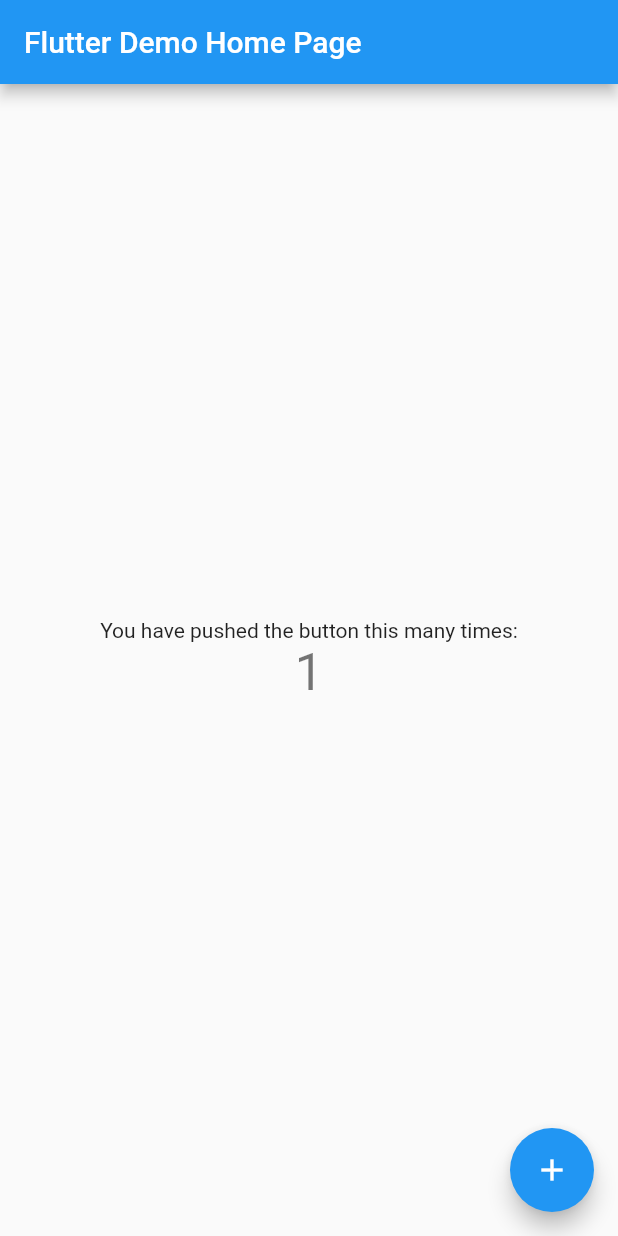
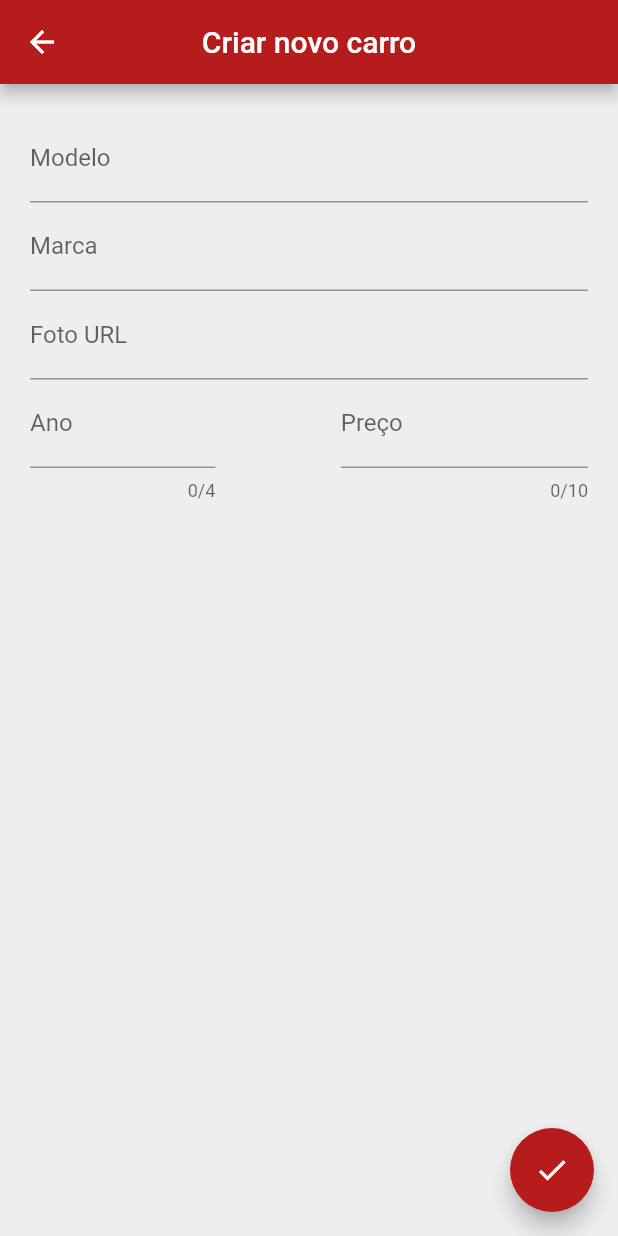
Before and after one commit to kiszewski/car_api_challenge, a Flutter app: the screen it shows after launch, after a tap on the "add" icon, on a phone screen of 412 x 824 dp. Run offline on Flutter 3.47's test engine with Material 2 defaults, Android fonts, the phone set to English and light mode, and no system bars; our stand-ins replace dio, flutter_mobx, mobx, sqflite; accounts and stored records are empty; generated files the repository leaves out were written again; network calls fail.

Commit message:
project done

```diff
--- /dev/null
+++ b/lib/app/app_widget.dart
@@ -0,0 +1,44 @@
+import 'package:car_api_challenge/app/pages/car_create/car_create_page.dart';
+import 'package:car_api_challenge/app/repositories/local_repository.dart';
+import 'package:dio/dio.dart';
+import 'package:flutter/material.dart';
+import 'package:provider/provider.dart';
+import 'package:sqflite/sqflite.dart';
+
+import 'pages/car_list/car_list_page.dart';
+import 'repositories/external_repository.dart';
+import 'shared/car_list_controller.dart';
+
+class MyApp extends StatelessWidget {
+  final Database db;
+
+  const MyApp({Key key, this.db}) : super(key: key);
+
+  @override
+  Widget build(BuildContext context) {
+    return MultiProvider(
+      providers: [
+        Provider<LocalRepository>(create: (context) => LocalRepository(db)),
+        Provider<ExternalRepository>(
+            create: (context) => ExternalRepository(Dio())),
+        Provider<CarListController>(
+          create: (context) => CarListController(
+            Provider.of<ExternalRepository>(context, listen: false),
+            Provider.of<LocalRepository>(context, listen: false),
+          ),
+        ),
+      ],
+      child: MaterialApp(
+        theme: ThemeData(
+            primaryColor: Colors.red[900], accentColor: Colors.grey[900]),
+        debugShowCheckedModeBanner: false,
+        initialRoute: '/',
+        routes: {
+          '/': (context) => CarListPage(),
+          '/create': (context) => CarCreatePage(),
+          '/edit': (context) => CarCreatePage(),
+        },
+      ),
+    );
+  }
+}
--- /dev/null
+++ b/lib/app/models/car_model.dart
@@ -0,0 +1,37 @@
+class CarModel {
+  String model;
+  String brand;
+  int year;
+  int price;
+  String photo;
+
+  CarModel({this.model, this.brand, this.year, this.price, this.photo});
+
+  CarModel.fromJson(Map<String, dynamic> json) {
+    model = json['model'];
+    brand = json['brand'];
+    year = json['year'];
+    price = json['price'];
+    photo = json['photo'];
+  }
+
+  Map<String, dynamic> toJson() {
+    final Map<String, dynamic> data = new Map<String, dynamic>();
+    data['model'] = this.model;
+    data['brand'] = this.brand;
+    data['year'] = this.year;
+    data['price'] = this.price;
+    data['photo'] = this.photo;
+    return data;
+  }
+
+  CarModel copy() {
+    return new CarModel(
+      model: this.model,
+      brand: this.brand,
+      year: this.year,
+      price: this.price,
+      photo: this.photo,
+    );
+  }
+}
--- /dev/null
+++ b/lib/app/pages/car_create/car_create_controller.dart
@@ -0,0 +1,82 @@
+import 'package:car_api_challenge/app/models/car_model.dart';
+import 'package:car_api_challenge/app/shared/car_list_controller.dart';
+import 'package:mobx/mobx.dart';
+part 'car_create_controller.g.dart';
+
+class CarCreateController = _CarCreateControllerBase with _$CarCreateController;
+
+abstract class _CarCreateControllerBase with Store {
+  final CarModel car;
+  final CarListController globalCarController;
+
+  _CarCreateControllerBase(
+    this.car,
+    this.globalCarController,
+  ) {
+    setModel(car.model ?? '');
+    setBrand(car.brand ?? '');
+    setPhoto(car.photo ?? '');
+    setPrice(car.price?.toString() ?? '0');
+    setYear(car.year?.toString() ?? '0');
+  }
+
+  @observable
+  String model;
+
+  @observable
+  String brand;
+
+  @observable
+  String photo;
+
+  @observable
+  int year;
+
+  @observable
+  int price;
+
+  @action
+  setModel(String value) {
+    model = value;
+    car.model = value;
+  }
+
+  @action
+  setBrand(String value) {
+    brand = value;
+    car.brand = value;
+  }
+
+  @action
+  setPhoto(String value) {
+    photo = value;
+    car.photo = value;
+  }
+
+  @action
+  setYear(String value) {
+    year = int.parse(value);
+    car.year = int.parse(value);
+  }
+
+  @action
+  setPrice(String value) {
+    price = int.parse(value);
+    car.price = int.parse(value);
+  }
+
+  @action
+  addNewCar() async {
+    await globalCarController.addCar(car);
+    brand = '';
+    model = '';
+    photo = '';
+    year = 0;
+    price = 0;
+  }
+
+  @action
+  editCar() async {
+    await globalCarController.updateCar(car);
+  }
+}
--- /dev/null
+++ b/lib/app/pages/car_create/car_create_page.dart
@@ -0,0 +1,107 @@
+import 'package:car_api_challenge/app/models/car_model.dart';
+import 'package:car_api_challenge/app/pages/car_create/car_create_controller.dart';
+import 'package:car_api_challenge/app/shared/car_list_controller.dart';
+import 'package:flutter/material.dart';
+import 'package:provider/provider.dart';
+
+class CarCreatePage extends StatefulWidget {
+  @override
+  _CarCreatePageState createState() => _CarCreatePageState();
+}
+
+class _CarCreatePageState extends State<CarCreatePage> {
+  @override
+  Widget build(BuildContext context) {
+    CarModel carArgument = CarModel();
+    bool edit = false;
+
+    if (ModalRoute.of(context).settings.arguments != null) {
+      carArgument = ModalRoute.of(context).settings.arguments;
+      edit = true;
+    }
+
+    final CarListController globalCarController =
+        Provider.of<CarListController>(context);
+
+    final controller = CarCreateController(carArgument, globalCarController);
+
+    final _width = MediaQuery.of(context).size.width;
+
+    return Scaffold(
+      backgroundColor: Colors.grey[200],
+      appBar: AppBar(
+        centerTitle: true,
+        title: Text(edit ? 'Editar Carro' : 'Criar novo carro'),
+      ),
+      body: SingleChildScrollView(
+        child: Container(
+          padding: EdgeInsets.all(20),
+          child: Column(
+            children: [
+              edit
+                  ? SizedBox()
+                  : TextField(
+                      controller: edit
+                          ? TextEditingController(text: controller.model)
+                          : null,
+                      onChanged: controller.setModel,
+                      decoration: InputDecoration(labelText: 'Modelo'),
+                    ),
+              TextField(
+                controller:
+                    edit ? TextEditingController(text: controller.brand) : null,
+                onChanged: controller.setBrand,
+                decoration: InputDecoration(labelText: 'Marca'),
+              ),
+              TextField(
+                controller:
+                    edit ? TextEditingController(text: controller.photo) : null,
+                onChanged: controller.setPhoto,
+                decoration: InputDecoration(labelText: 'Foto URL'),
+              ),
+              Row(
+                children: [
+                  Container(
+                    width: _width * .3,
+                    child: TextFormField(
+                      maxLength: 4,
+                      controller: edit
+                          ? TextEditingController(
+                              text: controller.year.toString(),
+                            )
+                          : null,
+                      keyboardType: TextInputType.number,
+                      onChanged: controller.setYear,
+                      decoration: InputDecoration(labelText: 'Ano'),
+                    ),
+                  ),
+                  Spacer(),
+                  Container(
+                    width: _width * .4,
+                    child: TextFormField(
+                      maxLength: 10,
+                      controller: edit
+                          ? TextEditingController(
+                              text: controller.price.toString())
+                          : null,
+                      keyboardType: TextInputType.number,
+                      onChanged: controller.setPrice,
+                      decoration: InputDecoration(labelText: 'Preço'),
+                    ),
+                  ),
+                ],
+              )
+            ],
+          ),
+        ),
+      ),
+      floatingActionButton: FloatingActionButton(
+          backgroundColor: Theme.of(context).primaryColor,
+          child: Icon(Icons.check),
+          onPressed: () async {
+            edit ? await controller.editCar() : await controller.addNewCar();
+            Navigator.of(context).pop();
+          }),
+    );
+  }
+}
--- /dev/null
+++ b/lib/app/pages/car_list/car_list_page.dart
@@ -0,0 +1,44 @@
+import 'package:car_api_challenge/app/pages/car_list/components/car_card_widget.dart';
+import 'package:car_api_challenge/app/shared/car_list_controller.dart';
+import 'package:flutter/material.dart';
+import 'package:flutter_mobx/flutter_mobx.dart';
+import 'package:provider/provider.dart';
+
+class CarListPage extends StatefulWidget {
+  @override
+  _CarListPageState createState() => _CarListPageState();
+}
+
+class _CarListPageState extends State<CarListPage> {
+  @override
+  Widget build(BuildContext context) {
+    final CarListController controller =
+        Provider.of<CarListController>(context);
+
+    return Scaffold(
+      appBar: AppBar(
+        title: Text('Carros'),
+        centerTitle: true,
+        actions: [
+          IconButton(
+            icon: Icon(Icons.add),
+            onPressed: () => Navigator.pushNamed(context, '/create'),
+          )
+        ],
+      ),
+      body: Container(
+        color: Theme.of(context).accentColor,
+        child: Observer(
+          builder: (context) {
+            return ListView.builder(
+              physics: BouncingScrollPhysics(),
+              itemCount: controller.cars.length,
+              itemBuilder: (context, index) =>
+                  CarCardWidget(car: controller.cars[index]),
+            );
+          },
+        ),
+      ),
+    );
+  }
+}
--- /dev/null
+++ b/lib/app/pages/car_list/components/car_card_widget.dart
@@ -0,0 +1,65 @@
+import 'package:car_api_challenge/app/models/car_model.dart';
+import 'package:flutter/material.dart';
+
+class CarCardWidget extends StatelessWidget {
+  final CarModel car;
+
+  const CarCardWidget({Key key, this.car}) : super(key: key);
+
+  @override
+  Widget build(BuildContext context) {
+    final _height = MediaQuery.of(context).size.height;
+    final _width = MediaQuery.of(context).size.width;
+
+    return Container(
+      margin: EdgeInsets.only(bottom: _width * .02),
+      width: _width,
+      height: _height * .3,
+      child: Stack(
+        children: [
+          Positioned.fill(
+              child: FittedBox(
+                  fit: BoxFit.cover, child: Image.network(car.photo))),
+          Positioned.fill(
+            child: Container(color: Colors.black26),
+          ),
+          Positioned(
+              top: 5,
+              left: 5,
+              child: Column(
+                crossAxisAlignment: CrossAxisAlignment.start,
+                children: [
+                  Text(
+                    car.model,
+                    style: TextStyle(color: Colors.white, fontSize: 24),
+                  ),
+                  Text(car.brand, style: TextStyle(color: Colors.white)),
+                ],
+              )),
+          Positioned(
+            bottom: 5,
+            right: 5,
+            child: Text('R\$ ${car.price}',
+                style: TextStyle(color: Colors.white, fontSize: 24)),
+          ),
+          Positioned(
+            bottom: 5,
+            left: 5,
+            child: Text('Ano ${car.year}',
+                style: TextStyle(color: Colors.white, fontSize: 20)),
+          ),
+          Positioned(
+            top: 0,
+            right: 0,
+            child: IconButton(
+              color: Colors.white,
+              icon: Icon(Icons.edit),
+              onPressed: () =>
+                  Navigator.pushNamed(context, '/edit', arguments: car.copy()),
+            ),
+          )
+        ],
+      ),
+    );
+  }
+}
--- /dev/null
+++ b/lib/app/repositories/external_repository.dart
@@ -0,0 +1,16 @@
+import 'package:car_api_challenge/app/models/car_model.dart';
+import 'package:car_api_challenge/data/cars_mock.dart';
+import 'package:dio/dio.dart';
+
+class ExternalRepository {
+  final Dio _client;
+
+  ExternalRepository(this._client);
+
+  Future<List<CarModel>> getCars() async {
+    //final json = await _client.get('url');
+    List<Map<String, dynamic>> cars = json['cars'] as List;
+
+    return cars.map((json) => CarModel.fromJson(json)).toList();
+  }
+}
--- /dev/null
+++ b/lib/app/repositories/local_repository.dart
@@ -0,0 +1,36 @@
+import 'package:car_api_challenge/app/models/car_model.dart';
+import 'package:sqflite/sqflite.dart';
+
+class LocalRepository {
+  final Database db;
+
+  LocalRepository(this.db);
+
+  Future insertCar(CarModel car) async {
+    final existingCars =
+        await db.query('cars', where: 'model = ?', whereArgs: [car.model]);
+
+    if (existingCars.isEmpty) {
+      await db.insert('cars', car.toJson());
+    }
+  }
+
+  insertCloneCar(CarModel car) async {
+    final existingCars = await db
+        .query('clone_cars', where: 'model = ?', whereArgs: [car.model]);
+
+    if (existingCars.isEmpty) {
+      await db.insert('clone_cars', car.toJson());
+    }
+  }
+
+  Future<List<CarModel>> getCloneCars() async {
+    final maps = await db.query('clone_cars');
+    return maps.map((json) => CarModel.fromJson(json)).toList();
+  }
+
+  Future updateCar(CarModel car) async {
+    await db.update('clone_cars', car.toJson(),
+        where: 'model = ?', whereArgs: [car.model]);
+  }
+}
--- /dev/null
+++ b/lib/app/shared/car_list_controller.dart
@@ -0,0 +1,55 @@
+import 'package:car_api_challenge/app/models/car_model.dart';
+import 'package:car_api_challenge/app/repositories/external_repository.dart';
+import 'package:car_api_challenge/app/repositories/local_repository.dart';
+import 'package:mobx/mobx.dart';
+part 'car_list_controller.g.dart';
+
+class CarListController = _CarListControllerBase with _$CarListController;
+
+abstract class _CarListControllerBase with Store {
+  final ExternalRepository externalRepository;
+  final LocalRepository localRepository;
+
+  _CarListControllerBase(this.externalRepository, this.localRepository) {
+    localRepository.getCloneCars().then((value) {
+      if (value.isEmpty) {
+        externalRepository.getCars().then((cars) => cars.forEach((element) {
+              localRepository
+                  .insertCar(element)
+                  .then((_) => localRepository.insertCloneCar(element))
+                  .then((_) => localRepository.getCloneCars().then(_initCars));
+            }));
+      } else {
+        localRepository.getCloneCars().then(_initCars);
+      }
+    });
+  }
+
+  @observable
+  List<CarModel> cars = [];
+
+  @action
+  _initCars(List<CarModel> value) => cars = value;
+
+  @action
+  addCar(CarModel value) async {
+    List<CarModel> newCars = cars.map((e) => e).toList();
+
+    newCars.add(value);
+    cars = newCars;
+
+    await localRepository.insertCloneCar(value);
+  }
+
+  @action
+  updateCar(CarModel updatedCar) async {
+    List<CarModel> newCars = cars.map((e) => e).toList();
+
+    cars = newCars
+        .map((value) =>
+            value = value.model == updatedCar.model ? updatedCar : value)
+        .toList();
+
+    await localRepository.updateCar(updatedCar);
+  }
+}
--- /dev/null
+++ b/lib/data/cars_mock.dart
@@ -0,0 +1,45 @@
+Map<String, dynamic> json = {
+  "success": true,
+  "message": "Consulta realizada com sucesso.",
+  "cars": [
+    {
+      "model": "Gol",
+      "brand": "Volkswagen",
+      "year": 2017,
+      "price": 30000,
+      "photo":
+          "https://www.guia4rodas.com.br/wp-content/uploads/2021/01/Volkswagem-Gol.png"
+    },
+    {
+      "model": "Onix",
+      "brand": "GM",
+      "year": 2018,
+      "price": 32000,
+      "photo":
+          "https://www.autossegredos.com.br/wp-content/uploads/2020/02/chevrolet-onix-1.0-2020.jpg"
+    },
+    {
+      "model": "Palio",
+      "brand": "Fiat",
+      "year": 2021,
+      "price": 43000,
+      "photo": "https://carros2021.pro.br/wp-content/uploads/2020/09/carro6.png"
+    },
+    {
+      "model": "Fusion",
+      "brand": "Ford",
+      "year": 2020,
+      "price": 70000,
+      "photo":
+          "https://www.autoo.com.br/fotos/2019/2/960_720/ford_fusion_2019_1_12022019_11664_960_720.jpg"
+    },
+    {
+      "model": "Polo",
+      "brand": "Volkswagen",
+      "year": 2019,
+      "price": 40000,
+      "photo":
+          "https://querocomprarumcarro.com/wp-content/uploads/2018/08/Volkswagen-Polo-2019.png"
+    }
+  ]
+};
--- a/lib/main.dart
+++ b/lib/main.dart
@@ -1,117 +1,27 @@
 import 'package:flutter/material.dart';
+import 'package:sqflite/sqflite.dart';
+import 'package:path/path.dart';
+import 'dart:async';
 
-void main() {
-  runApp(MyApp());
+import 'app/app_widget.dart';
+
+final String sql1 =
+    'CREATE TABLE cars(id INTEGER PRIMARY KEY, model TEXT, brand TEXT, price INTEGER, year INTEGER, photo TEXT);';
+final String sql2 =
+    'CREATE TABLE clone_cars(id INTEGER PRIMARY KEY, model TEXT, brand TEXT, price INTEGER, year INTEGER, photo TEXT);';
+
+void main() async {
+  WidgetsFlutterBinding.ensureInitialized();
+  final Future<Database> database = openDatabase(
+    join(await getDatabasesPath(), 'cars_database.db'),
+    onCreate: (db, version) async {
+      await db.execute(sql1);
+      await db.execute(sql2);
+    },
+    version: 1,
+  );
+
+  final Database db = await database;
+
+  runApp(MyApp(db: db));
 }
-
-class MyApp extends StatelessWidget {
-  // This widget is the root of your application.
-  @override
-  Widget build(BuildContext context) {
-    return MaterialApp(
-      title: 'Flutter Demo',
-      theme: ThemeData(
-        // This is the theme of your application.
-        //
-        // Try running your application with "flutter run". You'll see the
-        // application has a blue toolbar. Then, without quitting the app, try
-        // changing the primarySwatch below to Colors.green and then invoke
-        // "hot reload" (press "r" in the console where you ran "flutter run",
-        // or simply save your changes to "hot reload" in a Flutter IDE).
-        // Notice that the counter didn't reset back to zero; the application
-        // is not restarted.
-        primarySwatch: Colors.blue,
-        // This makes the visual density adapt to the platform that you run
-        // the app on. For desktop platforms, the controls will be smaller and
-        // closer together (more dense) than on mobile platforms.
-        visualDensity: VisualDensity.adaptivePlatformDensity,
-      ),
-      home: MyHomePage(title: 'Flutter Demo Home Page'),
-    );
-  }
-}
-
-class MyHomePage extends StatefulWidget {
-  MyHomePage({Key key, this.title}) : super(key: key);
-
-  // This widget is the home page of your application. It is stateful, meaning
-  // that it has a State object (defined below) that contains fields that affect
-  // how it looks.
-
-  // This class is the configuration for the state. It holds the values (in this
-  // case the title) provided by the parent (in this case the App widget) and
-  // used by the build method of the State. Fields in a Widget subclass are
-  // always marked "final".
-
-  final String title;
-
-  @override
-  _MyHomePageState createState() => _MyHomePageState();
-}
-
-class _MyHomePageState extends State<MyHomePage> {
-  int _counter = 0;
-
-  void _incrementCounter() {
-    setState(() {
-      // This call to setState tells the Flutter framework that something has
-      // changed in this State, which causes it to rerun the build method below
-      // so that the display can reflect the updated values. If we changed
-      // _counter without calling setState(), then the build method would not be
-      // called again, and so nothing would appear to happen.
-      _counter++;
-    });
-  }
-
-  @override
-  Widget build(BuildContext context) {
-    // This method is rerun every time setState is called, for instance as done
-    // by the _incrementCounter method above.
-    //
-    // The Flutter framework has been optimized to make rerunning build methods
-    // fast, so that you can just rebuild anything that needs updating rather
-    // than having to individually change instances of widgets.
-    return Scaffold(
-      appBar: AppBar(
-        // Here we take the value from the MyHomePage object that was created by
-        // the App.build method, and use it to set our appbar title.
-        title: Text(widget.title),
-      ),
-      body: Center(
-        // Center is a layout widget. It takes a single child and positions it
-        // in the middle of the parent.
-        child: Column(
-          // Column is also a layout widget. It takes a list of children and
-          // arranges them vertically. By default, it sizes itself to fit its
-          // children horizontally, and tries to be as tall as its parent.
-          //
-          // Invoke "debug painting" (press "p" in the console, choose the
-          // "Toggle Debug Paint" action from the Flutter Inspector in Android
-          // Studio, or the "Toggle Debug Paint" command in Visual Studio Code)
-          // to see the wireframe for each widget.
-          //
-          // Column has various properties to control how it sizes itself and
-          // how it positions its children. Here we use mainAxisAlignment to
-          // center the children vertically; the main axis here is the vertical
-          // axis because Columns are vertical (the cross axis would be
-          // horizontal).
-          mainAxisAlignment: MainAxisAlignment.center,
-          children: <Widget>[
-            Text(
-              'You have pushed the button this many times:',
-            ),
-            Text(
-              '$_counter',
-              style: Theme.of(context).textTheme.headline4,
-            ),
-          ],
-        ),
-      ),
-      floatingActionButton: FloatingActionButton(
-        onPressed: _incrementCounter,
-        tooltip: 'Increment',
-        child: Icon(Icons.add),
-      ), // This trailing comma makes auto-formatting nicer for build methods.
-    );
-  }
-}
```
Also changed, not shown: pubspec.yaml (+10 -0 lines), lib/app/pages/car_create/car_create_controller.g.dart (added), lib/app/shared/car_list_controller.g.dart (added), pubspec.lock, 2 other files.
